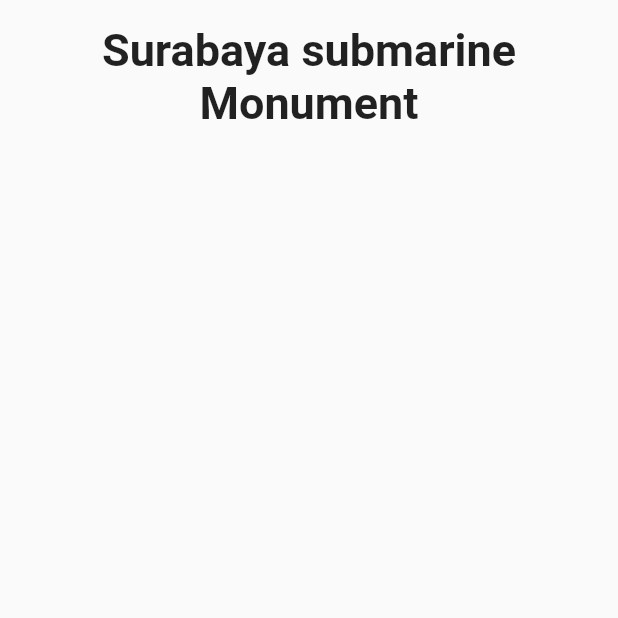
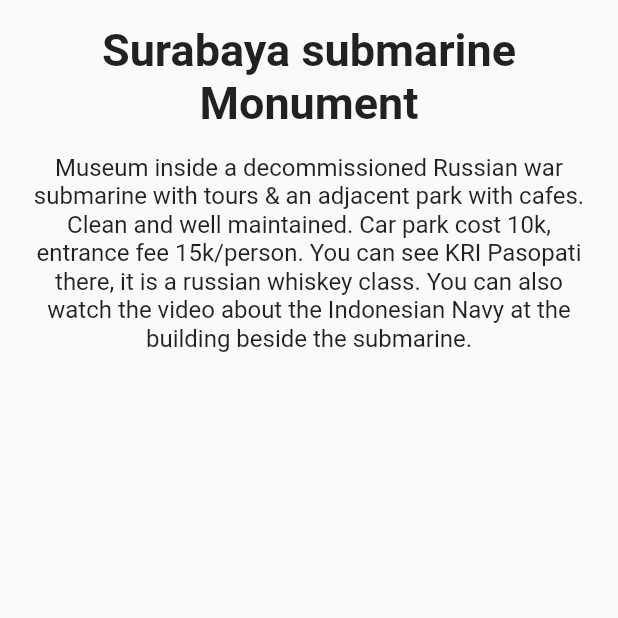
Before and after one commit to yusada/WPPB_Laporan, a Flutter app: the screen it shows after launch, on a phone screen of 412 x 824 dp, the top half of it. Run offline on Flutter 3.47's test engine with Material 2 defaults, Android fonts, the phone set to English and light mode, and no system bars.

Commit message:
Percobaan 2

```diff
--- a/lib/main.dart
+++ b/lib/main.dart
@@ -36,6 +36,14 @@ class DetailScreen extends StatelessWidget {
                     fontWeight: FontWeight.bold,
                   ),
                 )),
+            Container(
+              padding: const EdgeInsets.all(16.0),
+              child: const Text(
+                "Museum inside a decommissioned Russian war submarine with tours & an adjacent park with cafes. Clean and well maintained. Car park cost 10k, entrance fee 15k/person. You can see KRI Pasopati there, it is a russian whiskey class. You can also watch the video about the Indonesian Navy at the building beside the submarine.",
+                textAlign: TextAlign.center,
+                style: TextStyle(fontSize: 16.0),
+              ),
+            )
           ],
         ),
       ),
```
